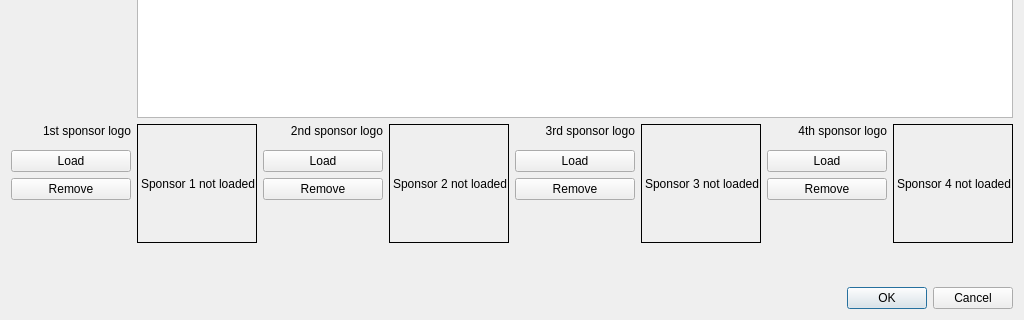
flinco/LBChronoRace, file chronoracedata.ui: the form before one commit; both pictures show x 0 to 1024 and y 280 to 600 of the 1024 by 600 pixel window.
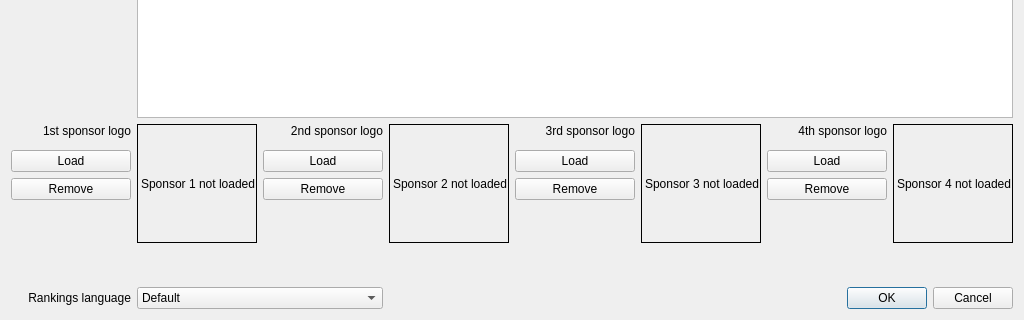
The form after the commit. Icons and pictures are not drawn.

Commit message:
Make ranking translations independent of the app language
Users can now choose to generate Rankings and the Start List in a language other than that of the application UI.

The edit to the form file:
```diff
--- a/chronoracedata.ui
+++ b/chronoracedata.ui
@@ -349,7 +349,7 @@
      </property>
     </widget>
    </item>
-   <item row="16" column="0" colspan="8">
+   <item row="16" column="3" colspan="5">
     <widget class="QDialogButtonBox" name="buttonBox">
      <property name="orientation">
       <enum>Qt::Orientation::Horizontal</enum>
@@ -753,6 +753,32 @@
      </property>
     </widget>
    </item>
+   <item row="16" column="0">
+    <widget class="QLabel" name="label_7">
+     <property name="text">
+      <string>Rankings language</string>
+     </property>
+     <property name="alignment">
+      <set>Qt::AlignmentFlag::AlignRight|Qt::AlignmentFlag::AlignTrailing|Qt::AlignmentFlag::AlignVCenter</set>
+     </property>
+    </widget>
+   </item>
+   <item row="16" column="1" colspan="2">
+    <widget class="QComboBox" name="language">
+     <property name="toolTip">
+      <string>Set the output language for rankings</string>
+     </property>
+     <item>
+      <property name="text">
+       <string>Default</string>
+      </property>
+      <property name="icon">
+       <iconset resource="materialicons.qrc">
+        <normaloff>:/material/icons/language.svg</normaloff>:/material/icons/language.svg</iconset>
+      </property>
+     </item>
+    </widget>
+   </item>
   </layout>
  </widget>
  <tabstops>
```
The commit also changes 24 other files.
